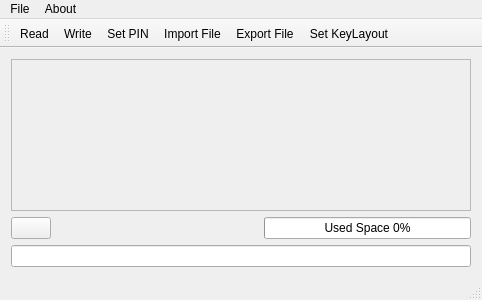
Old version of the form MemTypeManager/mainwindow.ui in the repository oyzzo/MemTypeTool.
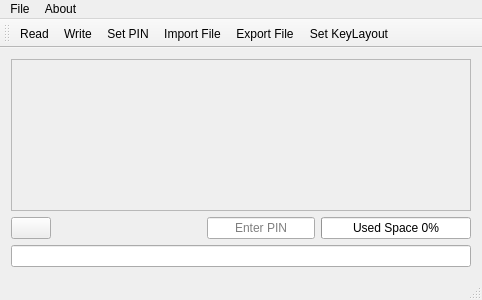
New version of the form. Icons and pictures are not drawn.

Commit message: Added progress indication while reading from device. Added pin enter box with validation.

What changed in the file:
```diff
--- a/MemTypeManager/mainwindow.ui
+++ b/MemTypeManager/mainwindow.ui
@@ -87,6 +87,43 @@
         </property>
        </spacer>
       </item>
+      <item>
+       <widget class="QLineEdit" name="pinEdit">
+        <property name="sizePolicy">
+         <sizepolicy hsizetype="Minimum" vsizetype="Fixed">
+          <horstretch>0</horstretch>
+          <verstretch>0</verstretch>
+         </sizepolicy>
+        </property>
+        <property name="toolTip">
+         <string>P.I.N.</string>
+        </property>
+        <property name="statusTip">
+         <string>MemType device P.I.N.</string>
+        </property>
+        <property name="inputMask">
+         <string/>
+        </property>
+        <property name="maxLength">
+         <number>4</number>
+        </property>
+        <property name="frame">
+         <bool>true</bool>
+        </property>
+        <property name="echoMode">
+         <enum>QLineEdit::PasswordEchoOnEdit</enum>
+        </property>
+        <property name="alignment">
+         <set>Qt::AlignCenter</set>
+        </property>
+        <property name="placeholderText">
+         <string>Enter PIN</string>
+        </property>
+        <property name="clearButtonEnabled">
+         <bool>false</bool>
+        </property>
+       </widget>
+      </item>
       <item>
        <widget class="QProgressBar" name="progressBar">
         <property name="toolTip">
```
The commit also changes 5 other files.
